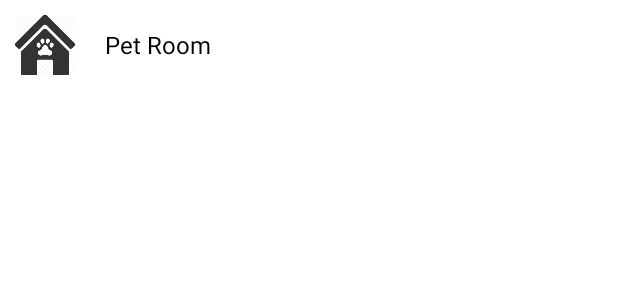
After one commit to djmgeneseo/Pet-Keeper, an Android app: the layout drawer_lay.xml on its own in the app's theme, with its tools: preview values and no code run, on a phone screen of 412 x 824 dp. The commit adds this screen. Shown: the top 300 px of the screen. Run offline under Robolectric (Android 15) with nearby library versions, the phone set to English and light mode, and no system bars.

Commit message:
Add drawer_lay.xml

```diff
--- a/app/src/main/res/layout/activity_main.xml
+++ b/app/src/main/res/layout/activity_main.xml
@@ -1,4 +1,5 @@
 <?xml version="1.0" encoding="utf-8"?>
+
 <android.support.constraint.ConstraintLayout xmlns:android="http://schemas.android.com/apk/res/android"
     xmlns:app="http://schemas.android.com/apk/res-auto"
     xmlns:tools="http://schemas.android.com/tools"
--- /dev/null
+++ b/app/src/main/res/layout/drawer_lay.xml
@@ -0,0 +1,48 @@
+<?xml version="1.0" encoding="utf-8"?>
+<RelativeLayout xmlns:android="http://schemas.android.com/apk/res/android"
+                android:layout_width="match_parent"
+                android:layout_height="match_parent"
+                android:background="#ffffff">
+    <ScrollView
+        android:id="@+id/scrollViewId"
+        android:layout_width="match_parent"
+        android:layout_height="match_parent">
+
+        <LinearLayout
+            android:layout_width="match_parent"
+            android:layout_height="wrap_content"
+            android:orientation="vertical"
+            android:paddingBottom="10dp"
+            android:paddingTopt="10dp">
+
+            <LinearLayout
+                android:id="@+id/row1"
+                android:orientation="horizontal"
+                android:layout_width="match_parent"
+                android:layout_height="wrap_content"
+                android:clickable="true"
+                android:padding="10dp">
+
+            <ImageView
+                android:id="@+id/dogHouseId"
+                android:scaleType="centerInside"
+                android:src="@drawable/doghouse"
+                android:layout_width="40dp"
+                android:layout_height="40dp" />
+
+            <TextView
+                android:id="@+id/textViewId"
+                android:layout_width="match_parent"
+                android:layout_height="match_parent"
+                android:text="@string/pet_room"
+                android:layout_marginLeft="20dp"
+                android:gravity="center_vertical|start"
+                android:textColor="#000000"
+                android:textSize="16dp"
+                />
+            </LinearLayout>
+        </LinearLayout>
+
+    </ScrollView>
+
+</RelativeLayout>
--- a/app/src/main/res/values/strings.xml
+++ b/app/src/main/res/values/strings.xml
@@ -1,4 +1,5 @@
 <resources>
     <string name="app_name">Pet Keeper</string>
     <string name="pet_selection">CHOOSE YOUR PET!</string>
+    <string name="pet_room">Pet Room</string>
 </resources>
```
Also changed, not shown: app/src/main/res/drawable/doghouse.png (added).
